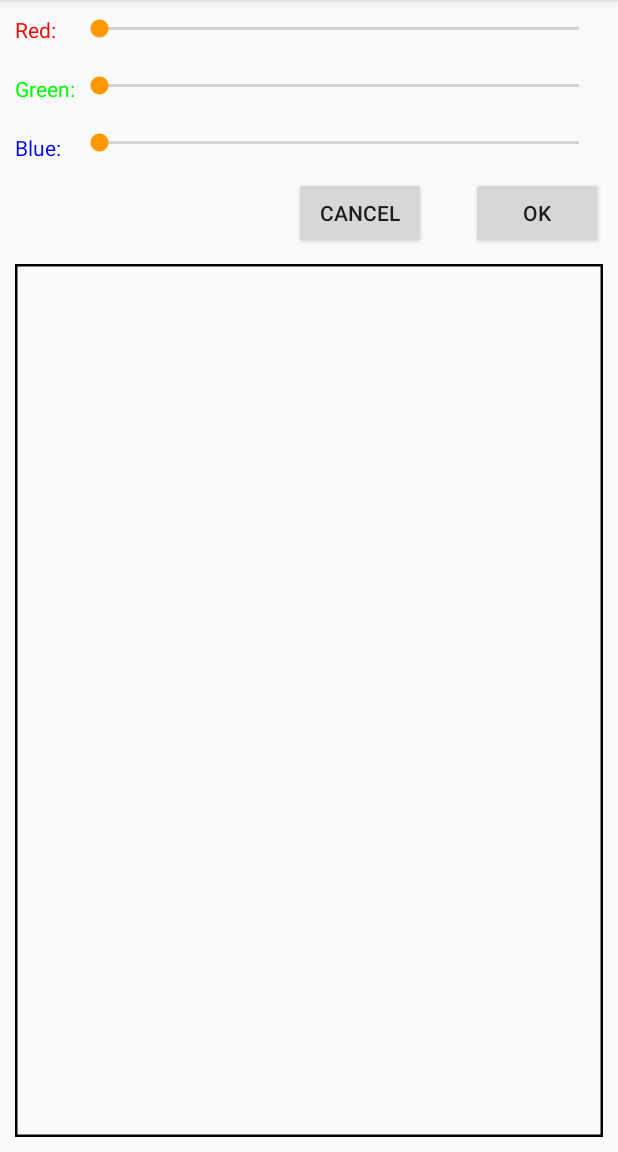
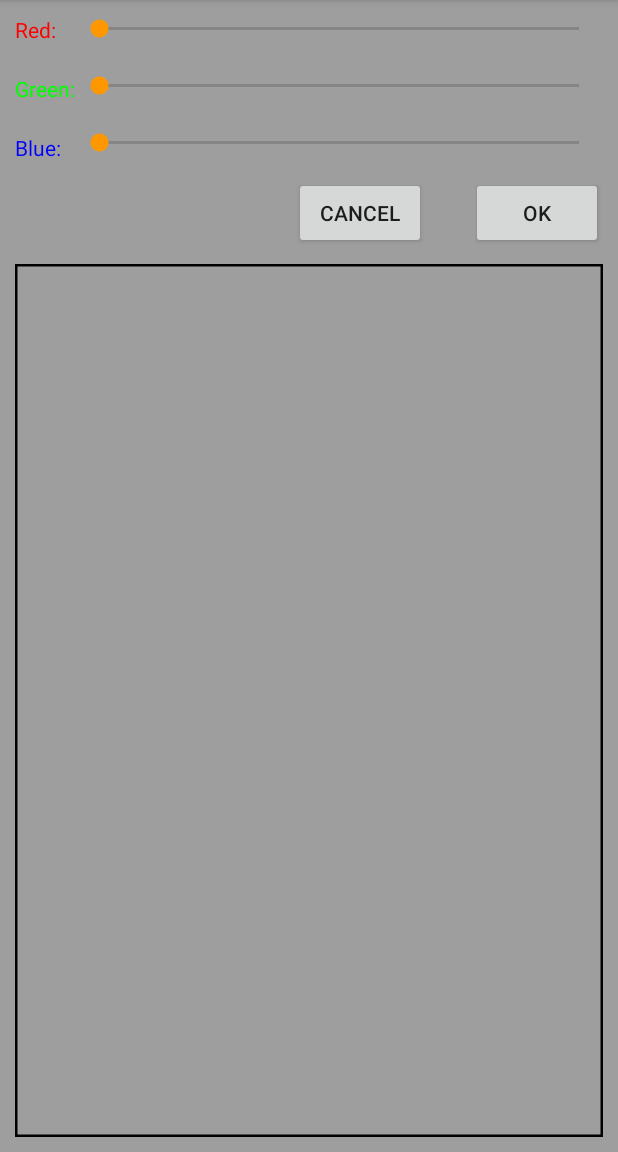
Before and after one commit to iridin/8x8RGBMatrixCenter, an Android app: the CustomColorActivity screen opened directly, with no data from a screen before it, on a phone screen of 412 x 824 dp, the part 84-1236 px from its top. Run offline under Robolectric (Android 15) with nearby library versions, the phone set to English and light mode, and no system bars.

Commit message:
Custom color selection activity uses the overall application theme.

```diff
--- a/app/src/main/java/cz/cuni/mff/a8x8rgbmatrixcenter/CustomColorActivity.java
+++ b/app/src/main/java/cz/cuni/mff/a8x8rgbmatrixcenter/CustomColorActivity.java
@@ -1,11 +1,14 @@
 package cz.cuni.mff.a8x8rgbmatrixcenter;
 
 import android.content.Intent;
+import android.content.SharedPreferences;
 import android.os.Bundle;
 import android.support.v7.app.AppCompatActivity;
 import android.view.View;
 import android.widget.Button;
 import android.widget.SeekBar;
+import static cz.cuni.mff.a8x8rgbmatrixcenter.MatrixActivity.PREFS_NAME;
+import static cz.cuni.mff.a8x8rgbmatrixcenter.MatrixActivity.THEME_SETTINGS_KEY;
 
 /**
  * Created by Dominik Skoda on 19.04.2016.
@@ -23,6 +26,11 @@ public class CustomColorActivity extends AppCompatActivity {
 
     @Override
     protected void onCreate(Bundle savedInstanceState) {
+
+        SharedPreferences settings = getSharedPreferences(PREFS_NAME, 0);
+        int currentTheme = settings.getInt(THEME_SETTINGS_KEY, R.style.AppTheme);
+        setTheme(currentTheme);
+
         super.onCreate(savedInstanceState);
         setContentView(R.layout.custom_color_layout);
 
--- a/app/src/main/res/values/colors.xml
+++ b/app/src/main/res/values/colors.xml
@@ -8,9 +8,9 @@
     <color name="colorThemeLightPrimaryDark">#9E9E9E</color>
     <color name="colorThemeLightAccent">#03A9F4</color>
 
-    <color name="colorThemeColorfulPrimary">#CE93D8</color>
-    <color name="colorThemeColorfulPrimaryDark">#9C27B0</color>
-    <color name="colorThemeColorfulAccent">#76FF03</color>
+    <color name="colorThemeColorfulPrimary">#DCE775</color>
+    <color name="colorThemeColorfulPrimaryDark">#CDDC39</color>
+    <color name="colorThemeColorfulAccent">#E040FB</color>
 
     <color name="colorPrimary">@color/colorThemeDarkPrimary</color>
     <color name="colorPrimaryDark">@color/colorThemeDarkPrimaryDark</color>
--- a/app/src/main/res/values/styles.xml
+++ b/app/src/main/res/values/styles.xml
@@ -6,6 +6,7 @@
         <item name="colorPrimary">@color/colorPrimary</item>
         <item name="colorPrimaryDark">@color/colorPrimaryDark</item>
         <item name="colorAccent">@color/colorAccent</item>
+        <item name="android:background">@color/colorPrimary</item>
 
         <item name="ledBackground">@color/colorPrimary</item>
     </style>
@@ -14,6 +15,7 @@
         <item name="colorPrimary">@color/colorThemeDarkPrimary</item>
         <item name="colorPrimaryDark">@color/colorThemeDarkPrimaryDark</item>
         <item name="colorAccent">@color/colorThemeDarkAccent</item>
+        <item name="android:background">@color/colorThemeDarkPrimary</item>
 
         <item name="ledBackground">@color/colorThemeDarkPrimary</item>
     </style>
@@ -22,6 +24,7 @@
         <item name="colorPrimary">@color/colorThemeLightPrimary</item>
         <item name="colorPrimaryDark">@color/colorThemeLightPrimaryDark</item>
         <item name="colorAccent">@color/colorThemeLightAccent</item>
+        <item name="android:background">@color/colorThemeLightPrimary</item>
 
         <item name="ledBackground">@color/colorThemeLightPrimary</item>
     </style>
@@ -30,6 +33,7 @@
         <item name="colorPrimary">@color/colorThemeColorfulPrimary</item>
         <item name="colorPrimaryDark">@color/colorThemeColorfulPrimaryDark</item>
         <item name="colorAccent">@color/colorThemeColorfulAccent</item>
+        <item name="android:background">@color/colorThemeColorfulPrimary</item>
 
         <item name="ledBackground">@color/colorThemeColorfulPrimary</item>
     </style>
```
Also changed, not shown: app/src/main/java/cz/cuni/mff/a8x8rgbmatrixcenter/ColorSelectionView.java (+6 -8 lines).
